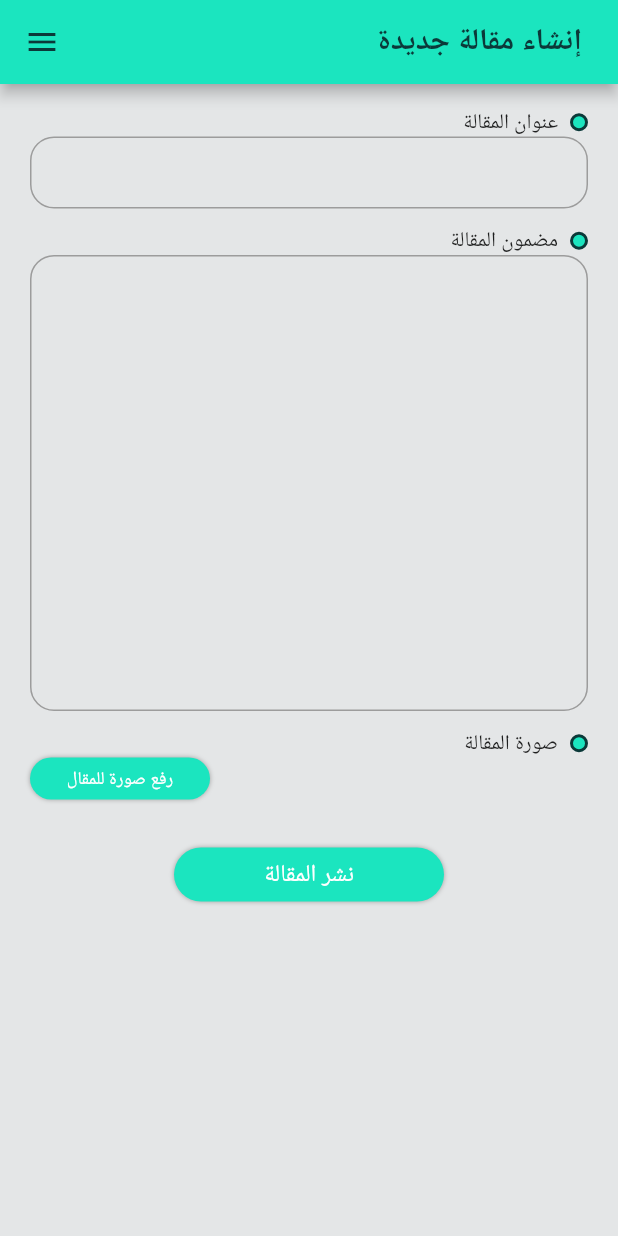
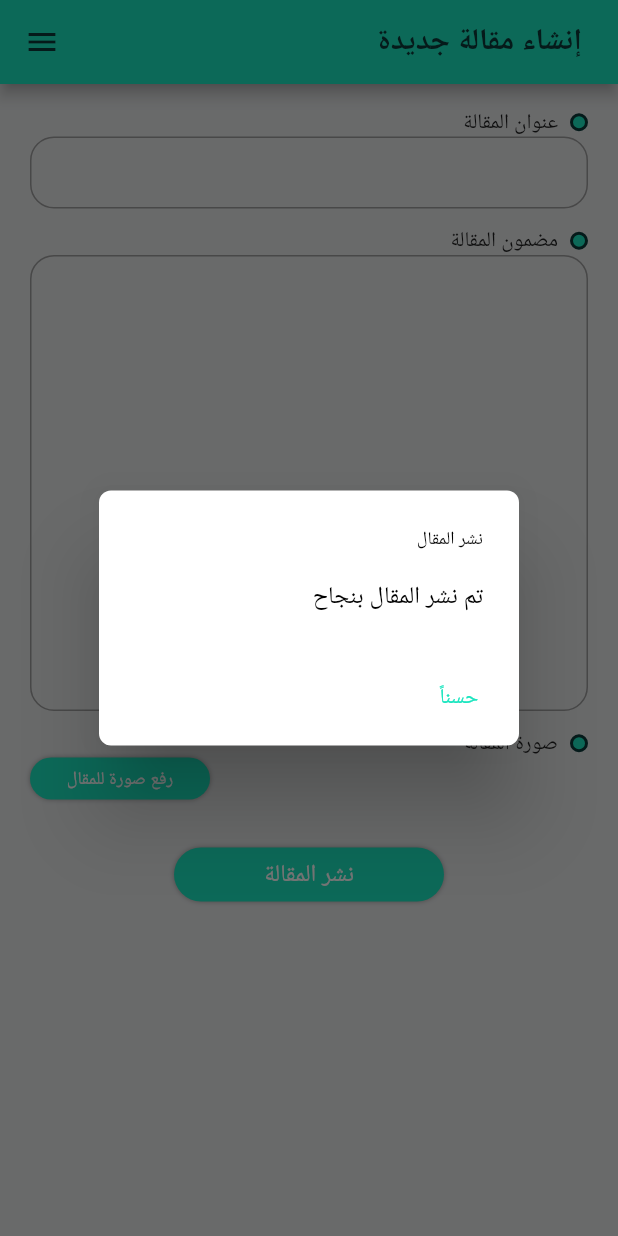
Before and after one commit to kareemshaaban221/mowakly-app, a Flutter app: the NewArticleScreen screen opened directly, after a tap on "نشر المقالة", on a phone screen of 412 x 824 dp. Run offline on Flutter 3.47's test engine with Material 2 defaults, Android fonts, the light colour scheme and no system bars; our stand-ins replace bloc, carousel_slider, conditional_builder_null_safety, dio, file_picker, flutter_bloc and 8 more; network calls fail; Roboto replaces fonts that are missing (Cairo); project files that could hold a hidden picture were left out.

Commit message:
final by faten

```diff
--- a/lib/component/complete_widgets/articles_list_widget.dart
+++ b/lib/component/complete_widgets/articles_list_widget.dart
@@ -26,7 +26,7 @@ class _ArticlesListWidgetState extends State<ArticlesListWidget> {
   @override
   Widget build(BuildContext context) {
     return SizedBox(
-      height:widget.height?? 58.h,
+      height:widget.height?? 60.h,
       child: ListView.builder(
         itemCount: articlesList.length,
         itemBuilder: (BuildContext context, int index) {
--- a/lib/component/form_components.dart
+++ b/lib/component/form_components.dart
@@ -198,3 +198,48 @@ Widget TransparentTextField({
     ),
   );
 }
+
+
+
+Widget TransparentTextField2({
+  String? hint,
+  int? maxLines,
+  TextEditingController? controller,
+}) {
+  return Padding(
+    padding: const EdgeInsets.only(bottom: 12.0),
+    child: Theme(
+      data: ThemeData(
+        primarySwatch: MINT_PRIMARY_COLOR,
+        inputDecorationTheme: InputDecorationTheme(
+            enabledBorder: OutlineInputBorder(
+                borderRadius: BorderRadius.circular(16),
+                borderSide: BorderSide(color: Color(0xff9c9c9c))),
+            border: OutlineInputBorder(
+              borderRadius: BorderRadius.circular(16),
+              borderSide: BorderSide(color: Color(LIGHT_GREY)),
+            ),
+            focusedBorder: OutlineInputBorder(
+              borderSide: BorderSide(color: Color(MINT_GREEN)),
+              borderRadius: BorderRadius.circular(16),
+            )),
+      ),
+      child: TextFormField(
+        controller: controller,
+        maxLines: maxLines ?? 1,
+        textAlign: TextAlign.right,
+        textDirection: TextDirection.rtl,
+        decoration: InputDecoration(
+            contentPadding: const EdgeInsets.symmetric(
+              horizontal: 16,
+              vertical: 0,
+            ),
+            filled: true,
+            fillColor: Colors.transparent,
+            hintText: hint ?? '',
+            hintStyle: GoogleFonts.cairo(
+                color: const Color(0xffc9c9c9), fontSize: 12)),
+      ),
+    ),
+  );
+}
--- a/lib/screens/LawyerMainScreens/navbar_pages_lawyer/home_page_lawyer.dart
+++ b/lib/screens/LawyerMainScreens/navbar_pages_lawyer/home_page_lawyer.dart
@@ -21,7 +21,7 @@ class _HomePageLawyerState extends State<HomePageLawyer> {
         child: Column(
           children: [
             const SizedBox(
-              height: 108,
+              height: 68,
             ),
             Center(
               child: BuildButton(
--- a/lib/screens/new_article_screen/new_article_screen.dart
+++ b/lib/screens/new_article_screen/new_article_screen.dart
@@ -6,7 +6,13 @@ import 'package:fp/component/buildButton.dart';
 import 'package:fp/component/form_components.dart';
 import 'package:fp/component/main_screens_components.dart';
 import 'package:fp/component/side_drawer.dart';
+import 'package:fp/component/text_widget.dart';
 import 'package:fp/constants/constant_colors.dart';
+import 'package:fp/constants/constants.dart';
+import 'package:fp/models/article_model.dart';
+import 'package:fp/network/models/models.dart';
+import 'package:fp/screens/LawyerMainScreens/LawyerMainScreen.dart';
+import 'package:google_fonts/google_fonts.dart';
 
 
 class NewArticleScreen extends StatefulWidget {
@@ -30,6 +36,10 @@ class _NewArticleScreenState extends State<NewArticleScreen> {
   //   }
   // }
 
+  final _formKey = GlobalKey<FormState>();
+  final _titleController = TextEditingController();
+  final _contentController = TextEditingController();
+
   @override
   Widget build(BuildContext context) {
     return Scaffold(
@@ -39,12 +49,17 @@ class _NewArticleScreenState extends State<NewArticleScreen> {
       body: SingleChildScrollView(
         child: Padding(
           padding: const EdgeInsets.symmetric(vertical: 16.0, horizontal: 20),
+          child: Form(
+            key: _formKey,
             child: Column(
               children: [
                 TFLabel(label: 'عنوان المقالة'),
-              TransparentTextField(),
+                TransparentTextField2(
+                  controller: _titleController,
+                ),
                 TFLabel(label: 'مضمون المقالة'),
-              TransparentTextField(maxLines: 16),
+                TransparentTextField2(
+                  maxLines: 16, controller: _contentController,),
                 TFLabel(label: 'صورة المقالة'),
                 Row(
                   children: [
@@ -53,33 +68,56 @@ class _NewArticleScreenState extends State<NewArticleScreen> {
                       labelSize: 12,
                       width: 120,
                       height: 28,
-                    onPress: (){},
+                      onPress: () {},
                     ),
                   ],
                 ),
                 SizedBox(height: 32,),
-
-              // if (_imageFile != null)
-              //   Container(
-              //     height: 200,
-              //     width: 200,
-              //     decoration: BoxDecoration(
-              //       image: DecorationImage(
-              //         image: FileImage(_imageFile!),
-              //         fit: BoxFit.cover,
-              //       ),
-              //       borderRadius: BorderRadius.circular(10),
-              //     ),
-              //   ),
-
                 BuildButton(
                   title: 'نشر المقالة',
                   labelSize: 16,
                   width: 180,
                   height: 36,
-                onPress: () {},
+                  onPress: () {
+                    if (_formKey.currentState!.validate()) {
+                      ArticleModel newArticleModel = ArticleModel(
+                          label: _titleController.text,
+                          paragraph: _contentController.text,
+                          imageUrl: 'https://blog.ipleaders.in/wp-content/uploads/2021/02/lawyer-keywords.jpg',
+                          author: loginmodel?.data?.fname ?? 'said mosad',
+                          date: DateTime.now());
+                      articlesList.insert(0, newArticleModel);
+                      print(articlesList[0].label);
+
+                      showDialog(
+                        context: context,
+                        builder: (BuildContext context) {
+                          return AlertDialog(
+                            title: TextWidget(label: 'نشر المقال', fontSize: 12,),
+                            content: TextWidget(label: 'تم نشر المقال بنجاح', fontSize: 16,),
+                            actions: [
+                              TextButton(
+                                onPressed: () {
+                                  Navigator.of(context).pop();
+                                  Navigator.of(context).pushReplacement(MaterialPageRoute(builder: (context) => LawyerMainScreen(),));
+                                },
+                                child: Text('حسناً', style: GoogleFonts.cairo(),),
                               ),
                             ],
+                            shape: RoundedRectangleBorder(
+                              borderRadius: BorderRadius.circular(8.0),
+                            ),
+                          );
+                        },
+                      );
+
+
+
+                    }
+                  },
+                ),
+              ],
+            ),
           ),
         ),
       ),
```
Lines whose indentation alone changed are shown as unchanged.
